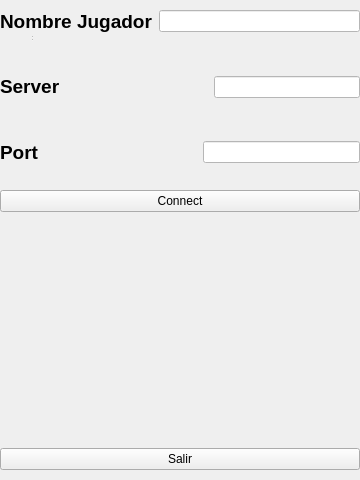
Before: the Qt Designer form Client/ui/ui/login.ui in AbrahamOsco/Worms-Taller-1, drawn with Qt 5.
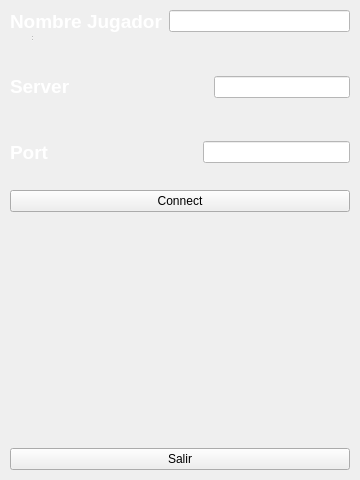
After: the same form once the commit is applied.

Commit message: cambio el color del texto de login

Patch:
```diff
--- a/Client/ui/ui/login.ui
+++ b/Client/ui/ui/login.ui
@@ -38,9 +38,9 @@
   <widget class="QWidget" name="layoutWidget">
    <property name="geometry">
     <rect>
-     <x>0</x>
+     <x>10</x>
      <y>10</y>
-     <width>361</width>
+     <width>341</width>
      <height>461</height>
     </rect>
    </property>
@@ -61,6 +61,11 @@
      <layout class="QHBoxLayout" name="horizontalLayout_4">
       <item>
        <widget class="QLabel" name="label_3">
+        <property name="styleSheet">
+         <string notr="true">border-width: 15px;
+border-color: rgb(0, 0, 0);
+color: rgb(255, 255, 255);</string>
+        </property>
         <property name="text">
          <string>&lt;html&gt;&lt;head/&gt;&lt;body&gt;&lt;p&gt;&lt;span style=&quot; font-size:14pt; font-weight:600;&quot;&gt;Nombre Jugador&lt;/span&gt;&lt;/p&gt;&lt;/body&gt;&lt;/html&gt;</string>
         </property>
@@ -99,6 +104,12 @@
      <layout class="QHBoxLayout" name="horizontalLayout_2">
       <item>
        <widget class="QLabel" name="label">
+        <property name="styleSheet">
+         <string notr="true">color: rgb(255, 255, 255);
+border-width: 15px;
+border-color: rgb(0, 0, 0);
+</string>
+        </property>
         <property name="text">
          <string>&lt;html&gt;&lt;head/&gt;&lt;body&gt;&lt;p&gt;&lt;span style=&quot; font-size:14pt; font-weight:600;&quot;&gt;Server&lt;/span&gt;&lt;/p&gt;&lt;/body&gt;&lt;/html&gt;</string>
         </property>
@@ -149,6 +160,12 @@
      <layout class="QHBoxLayout" name="horizontalLayout_3">
       <item>
        <widget class="QLabel" name="label_2">
+        <property name="styleSheet">
+         <string notr="true">color: rgb(255, 255, 255);
+border-width: 15px;
+border-color: rgb(0, 0, 0);
+</string>
+        </property>
         <property name="text">
          <string>&lt;html&gt;&lt;head/&gt;&lt;body&gt;&lt;p&gt;&lt;span style=&quot; font-size:14pt; font-weight:600;&quot;&gt;Port&lt;/span&gt;&lt;/p&gt;&lt;/body&gt;&lt;/html&gt;</string>
         </property>
```
